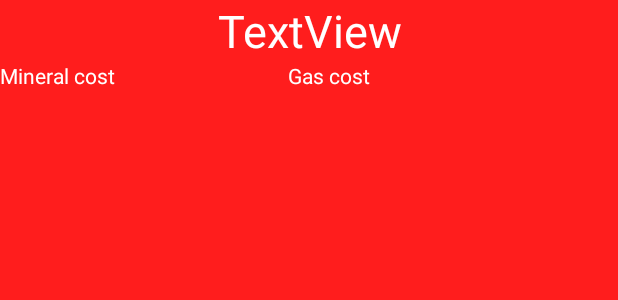
After one commit to BeaudouinNicolas/OuterSpaceManager, an Android app: the layout building_adapter.xml on its own in the app's theme, with its tools: preview values and no code run, on a phone screen of 412 x 824 dp. The commit adds this screen. Shown: the top 300 px of the screen. Run offline under Robolectric (Android 15) with nearby library versions, the phone set to English and light mode, and no system bars.

Commit message:
Start to develop building adapter

```diff
--- /dev/null
+++ b/app/src/main/java/outerspacemanager/com/beaudouin/BuildingsAdapter.java
@@ -0,0 +1,30 @@
+package outerspacemanager.com.beaudouin;
+
+import android.content.Context;
+import android.support.annotation.LayoutRes;
+import android.support.annotation.NonNull;
+import android.support.annotation.Nullable;
+import android.view.View;
+import android.view.ViewGroup;
+import android.widget.ArrayAdapter;
+
+import java.util.List;
+
+import outerspacemanager.com.beaudouin.models.Building;
+import outerspacemanager.com.beaudouin.models.Buildings;
+
+/**
+ * Created by nico on 07/03/17.
+ */
+
+public class BuildingsAdapter extends ArrayAdapter<Building> {
+    public BuildingsAdapter(@NonNull Context context, @NonNull List<Building> objects) {
+        super(context, R.layout.building_adapter, objects);
+    }
+
+    @NonNull
+    @Override
+    public View getView(int position, @Nullable View convertView, @NonNull ViewGroup parent) {
+        return super.getView(position, convertView, parent);
+    }
+}
--- a/app/src/main/res/layout/activity_main.xml
+++ b/app/src/main/res/layout/activity_main.xml
@@ -39,13 +39,13 @@
             android:id="@+id/logout"
             android:layout_width="wrap_content"
             android:layout_height="wrap_content"
-            android:text="@string/logout"
             android:layout_alignParentBottom="true"
+            android:layout_alignParentEnd="true"
             android:layout_alignParentLeft="true"
+            android:layout_alignParentRight="true"
             android:layout_alignParentStart="true"
             android:layout_marginBottom="11dp"
-            android:layout_alignParentRight="true"
-            android:layout_alignParentEnd="true" />
+            android:text="@string/logout" />
 
         <Button
             android:id="@+id/galaxy"
--- /dev/null
+++ b/app/src/main/res/layout/building_adapter.xml
@@ -0,0 +1,44 @@
+<?xml version="1.0" encoding="utf-8"?>
+<LinearLayout xmlns:android="http://schemas.android.com/apk/res/android"
+    xmlns:tools="http://schemas.android.com/tools"
+    android:layout_width="match_parent"
+    android:layout_height="match_parent"
+    android:background="#FF1D1D"
+    android:orientation="vertical"
+    android:weightSum="1">
+
+    <TextView
+        android:id="@+id/buildingName"
+        android:layout_width="match_parent"
+        android:layout_height="wrap_content"
+        android:text="TextView"
+        android:textAlignment="center"
+        android:textColor="@android:color/white"
+        android:textSize="30sp"
+        tools:ignore="HardcodedText" />
+
+    <LinearLayout
+        android:layout_width="match_parent"
+        android:layout_height="wrap_content"
+        android:orientation="horizontal"
+        tools:ignore="UselessLeaf">
+
+        <TextView
+            android:id="@+id/mineralCost"
+            android:layout_width="192dp"
+            android:layout_height="wrap_content"
+            android:text="Mineral cost"
+            android:textColor="@android:color/white"
+            tools:ignore="HardcodedText" />
+
+        <TextView
+            android:id="@+id/gasCost"
+            android:layout_width="match_parent"
+            android:layout_height="wrap_content"
+            android:text="Gas cost"
+            android:textColor="@android:color/white"
+            tools:ignore="HardcodedText" />
+
+    </LinearLayout>
+
+</LinearLayout>
```
